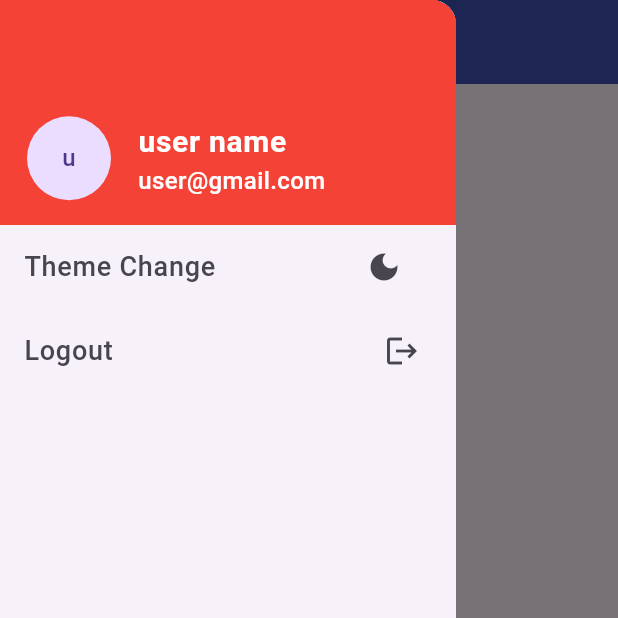
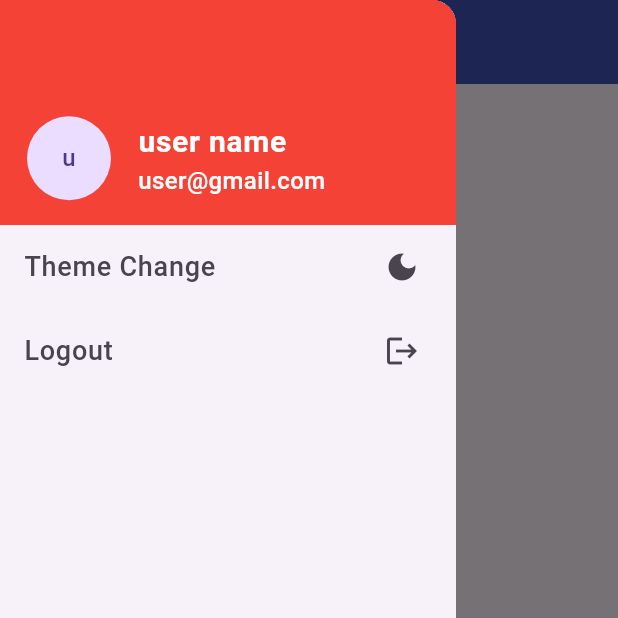
Before and after one commit to sumanghimire00/Chat-Boot, a Flutter app: the HomePage screen opened directly, after a tap on an icon or button, on a phone screen of 412 x 824 dp, the top half of it. Run offline on Flutter 3.47's test engine with Material 3 defaults, Android fonts, the phone set to English and light mode, and no system bars; our stand-ins replace cloud_firestore, firebase_auth, firebase_core, flutter_form_builder, shared_preferences; accounts and stored records are empty.

Commit message:
Restore back

```diff
--- a/lib/screens/home_page.dart
+++ b/lib/screens/home_page.dart
@@ -86,14 +86,9 @@ class _HomePageState extends State<HomePage> {
                       )
                     ],
                   )),
-              ListTile(
-                leading: const Text(
-                  "Theme Change",
-                  style: TextStyle(fontSize: 18),
-                ),
-                trailing: Consumer<ThemeProvider>(
-                  builder: (context, value, child) => IconButton(
-                    onPressed: () {
+              Consumer(
+                builder: (context, value, child) => ListTile(
+                  onTap: () {
                     SharedPreferences.getInstance();
 
                     if (provider.themeMode == ThemeMode.light) {
@@ -104,9 +99,10 @@ class _HomePageState extends State<HomePage> {
                       provider.setTheme(ThemeMode.system);
                     }
                   },
-                    icon: provider.themeMode == ThemeMode.light
-                        ? const Icon(Icons.dark_mode)
-                        : const Icon(Icons.light_mode),
+                  trailing: const Icon(Icons.dark_mode),
+                  leading: const Text(
+                    "Theme Change",
+                    style: TextStyle(fontSize: 18),
                   ),
                 ),
               ),
--- a/lib/screens/login_body.dart
+++ b/lib/screens/login_body.dart
@@ -151,7 +151,6 @@ class _LoginBodyState extends State<LoginBody> {
                                         password: _passwordController.text
                                             .toString());
                                   } finally {
-                                    print("object");
                                     isLoading = false;
                                     setState(() {});
                                   }
```
Also changed, not shown: lib/controller/login_controller.dart (+7 -1 lines), pubspec.lock, 2 other files. Lines whose indentation alone changed are shown as unchanged.
